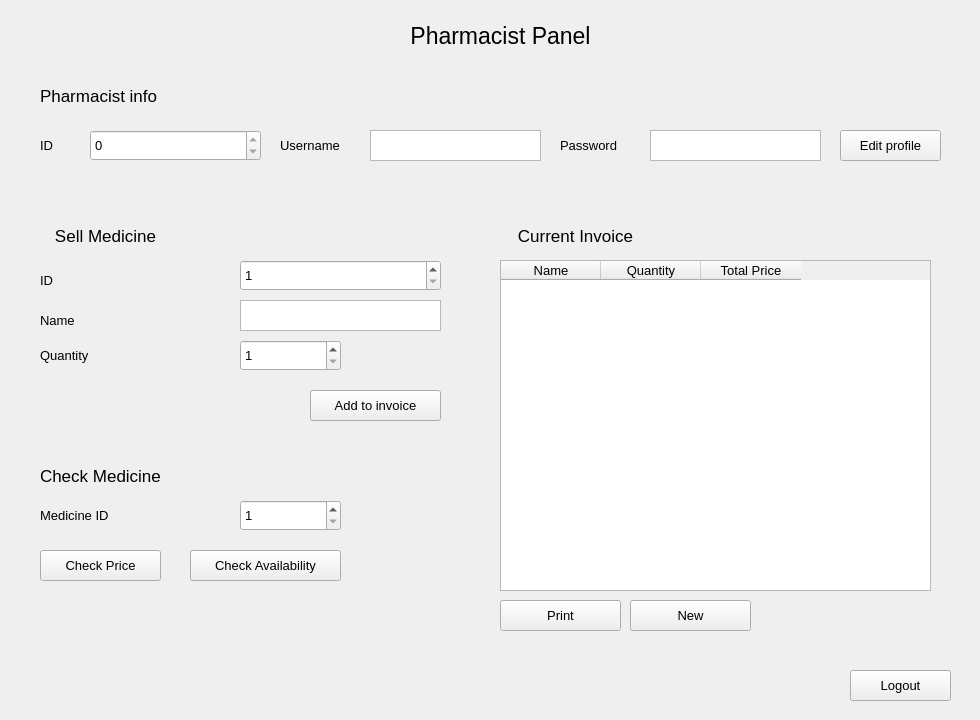
osamamuhammad3623/pharmacy_management_system, file pharmacist_window/pharmacist_window.ui: the form before one commit.
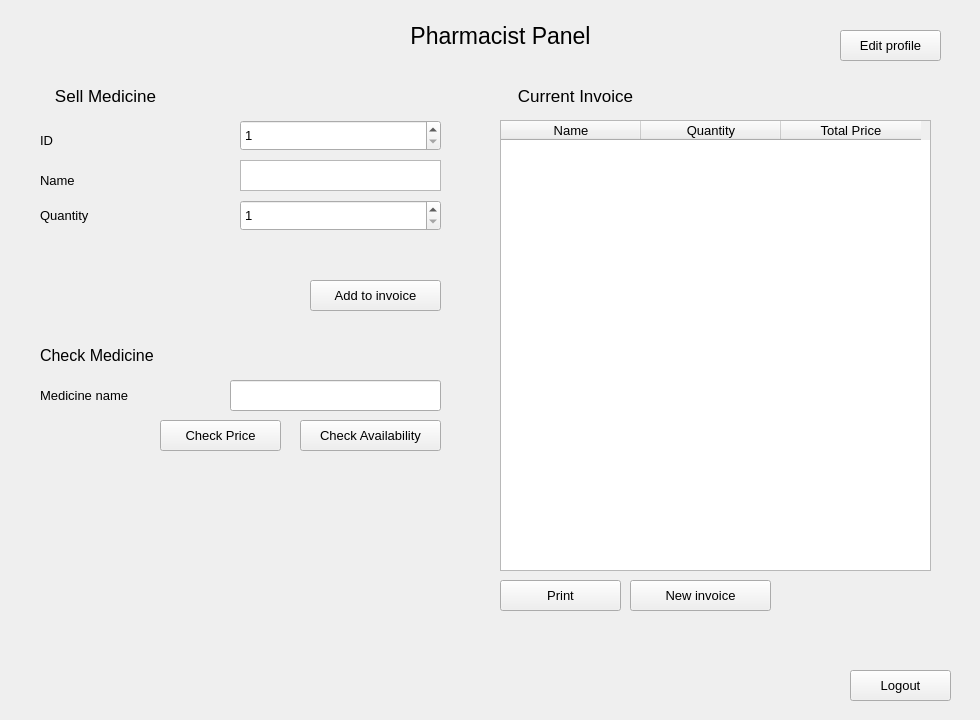
The form after the commit.

The edit to the form file:
```diff
--- a/pharmacist_window/pharmacist_window.ui
+++ b/pharmacist_window/pharmacist_window.ui
@@ -13,27 +13,6 @@
   <property name="windowTitle">
    <string>Form</string>
   </property>
-  <widget class="QSpinBox" name="md_id_check">
-   <property name="geometry">
-    <rect>
-     <x>240</x>
-     <y>500</y>
-     <width>101</width>
-     <height>31</height>
-    </rect>
-   </property>
-   <property name="font">
-    <font>
-     <pointsize>10</pointsize>
-    </font>
-   </property>
-   <property name="minimum">
-    <number>1</number>
-   </property>
-   <property name="maximum">
-    <number>200</number>
-   </property>
-  </widget>
   <widget class="QPushButton" name="logout">
    <property name="geometry">
     <rect>
@@ -56,8 +35,8 @@
    <property name="geometry">
     <rect>
      <x>630</x>
-     <y>600</y>
-     <width>121</width>
+     <y>580</y>
+     <width>141</width>
      <height>31</height>
     </rect>
    </property>
@@ -67,16 +46,16 @@
     </font>
    </property>
    <property name="text">
-    <string>New</string>
+    <string>New invoice</string>
    </property>
   </widget>
   <widget class="QTableWidget" name="total_table">
    <property name="geometry">
     <rect>
      <x>500</x>
-     <y>260</y>
+     <y>120</y>
      <width>431</width>
-     <height>331</height>
+     <height>451</height>
     </rect>
    </property>
    <property name="font">
@@ -84,6 +63,12 @@
      <pointsize>10</pointsize>
     </font>
    </property>
+   <attribute name="horizontalHeaderMinimumSectionSize">
+    <number>60</number>
+   </attribute>
+   <attribute name="horizontalHeaderDefaultSectionSize">
+    <number>140</number>
+   </attribute>
    <column>
     <property name="text">
      <string>Name</string>
@@ -103,8 +88,8 @@
   <widget class="QPushButton" name="check_price">
    <property name="geometry">
     <rect>
-     <x>40</x>
-     <y>550</y>
+     <x>160</x>
+     <y>420</y>
      <width>121</width>
      <height>31</height>
     </rect>
@@ -122,7 +107,7 @@
    <property name="geometry">
     <rect>
      <x>500</x>
-     <y>600</y>
+     <y>580</y>
      <width>121</width>
      <height>31</height>
     </rect>
@@ -136,47 +121,11 @@
     <string>Print</string>
    </property>
   </widget>
-  <widget class="QLabel" name="label">
-   <property name="geometry">
-    <rect>
-     <x>40</x>
-     <y>460</y>
-     <width>151</width>
-     <height>31</height>
-    </rect>
-   </property>
-   <property name="font">
-    <font>
-     <pointsize>13</pointsize>
-    </font>
-   </property>
-   <property name="text">
-    <string>Check Medicine</string>
-   </property>
-  </widget>
-  <widget class="QLabel" name="label_2">
-   <property name="geometry">
-    <rect>
-     <x>40</x>
-     <y>500</y>
-     <width>91</width>
-     <height>31</height>
-    </rect>
-   </property>
-   <property name="font">
-    <font>
-     <pointsize>10</pointsize>
-    </font>
-   </property>
-   <property name="text">
-    <string>Medicine ID</string>
-   </property>
-  </widget>
   <widget class="QPushButton" name="edit">
    <property name="geometry">
     <rect>
      <x>840</x>
-     <y>130</y>
+     <y>30</y>
      <width>101</width>
      <height>31</height>
     </rect>
@@ -190,167 +139,11 @@
     <string>Edit profile</string>
    </property>
   </widget>
-  <widget class="QLabel" name="label_4">
-   <property name="geometry">
-    <rect>
-     <x>40</x>
-     <y>80</y>
-     <width>151</width>
-     <height>31</height>
-    </rect>
-   </property>
-   <property name="font">
-    <font>
-     <pointsize>13</pointsize>
-    </font>
-   </property>
-   <property name="text">
-    <string>Pharmacist info</string>
-   </property>
-  </widget>
-  <widget class="QLabel" name="label_5">
-   <property name="geometry">
-    <rect>
-     <x>560</x>
-     <y>130</y>
-     <width>91</width>
-     <height>31</height>
-    </rect>
-   </property>
-   <property name="font">
-    <font>
-     <pointsize>10</pointsize>
-    </font>
-   </property>
-   <property name="text">
-    <string>Password</string>
-   </property>
-  </widget>
-  <widget class="QTextEdit" name="emp_username">
-   <property name="enabled">
-    <bool>true</bool>
-   </property>
-   <property name="geometry">
-    <rect>
-     <x>370</x>
-     <y>130</y>
-     <width>171</width>
-     <height>31</height>
-    </rect>
-   </property>
-   <property name="font">
-    <font>
-     <pointsize>10</pointsize>
-    </font>
-   </property>
-  </widget>
-  <widget class="QLabel" name="label_9">
-   <property name="geometry">
-    <rect>
-     <x>40</x>
-     <y>130</y>
-     <width>31</width>
-     <height>31</height>
-    </rect>
-   </property>
-   <property name="font">
-    <font>
-     <pointsize>10</pointsize>
-    </font>
-   </property>
-   <property name="text">
-    <string>ID</string>
-   </property>
-  </widget>
-  <widget class="QTextEdit" name="emp_password">
-   <property name="enabled">
-    <bool>true</bool>
-   </property>
-   <property name="geometry">
-    <rect>
-     <x>650</x>
-     <y>130</y>
-     <width>171</width>
-     <height>31</height>
-    </rect>
-   </property>
-   <property name="font">
-    <font>
-     <pointsize>10</pointsize>
-    </font>
-   </property>
-  </widget>
-  <widget class="QSpinBox" name="emp_id">
-   <property name="enabled">
-    <bool>true</bool>
-   </property>
-   <property name="geometry">
-    <rect>
-     <x>90</x>
-     <y>130</y>
-     <width>171</width>
-     <height>31</height>
-    </rect>
-   </property>
-   <property name="font">
-    <font>
-     <pointsize>10</pointsize>
-    </font>
-   </property>
-   <property name="readOnly">
-    <bool>true</bool>
-   </property>
-   <property name="minimum">
-    <number>0</number>
-   </property>
-   <property name="maximum">
-    <number>5000</number>
-   </property>
-   <property name="value">
-    <number>0</number>
-   </property>
-  </widget>
-  <widget class="QLabel" name="label_10">
-   <property name="geometry">
-    <rect>
-     <x>280</x>
-     <y>130</y>
-     <width>101</width>
-     <height>31</height>
-    </rect>
-   </property>
-   <property name="font">
-    <font>
-     <pointsize>10</pointsize>
-    </font>
-   </property>
-   <property name="text">
-    <string>Username</string>
-   </property>
-  </widget>
-  <widget class="QPushButton" name="check_availability">
-   <property name="geometry">
-    <rect>
-     <x>190</x>
-     <y>550</y>
-     <width>151</width>
-     <height>31</height>
-    </rect>
-   </property>
-   <property name="font">
-    <font>
-     <pointsize>10</pointsize>
-    </font>
-   </property>
-   <property name="text">
-    <string>Check Availability</string>
-   </property>
-  </widget>
   <widget class="QPushButton" name="add_medicine">
    <property name="geometry">
     <rect>
      <x>310</x>
-     <y>390</y>
+     <y>280</y>
      <width>131</width>
      <height>31</height>
     </rect>
@@ -368,8 +161,8 @@
    <property name="geometry">
     <rect>
      <x>240</x>
-     <y>340</y>
-     <width>101</width>
+     <y>200</y>
+     <width>201</width>
      <height>31</height>
     </rect>
    </property>
@@ -389,7 +182,7 @@
    <property name="geometry">
     <rect>
      <x>30</x>
-     <y>210</y>
+     <y>70</y>
      <width>151</width>
      <height>51</height>
     </rect>
@@ -410,7 +203,7 @@
    <property name="geometry">
     <rect>
      <x>40</x>
-     <y>260</y>
+     <y>120</y>
      <width>101</width>
      <height>41</height>
     </rect>
@@ -428,7 +221,7 @@
    <property name="geometry">
     <rect>
      <x>240</x>
-     <y>260</y>
+     <y>120</y>
      <width>201</width>
      <height>31</height>
     </rect>
@@ -449,7 +242,7 @@
    <property name="geometry">
     <rect>
      <x>240</x>
-     <y>300</y>
+     <y>160</y>
      <width>201</width>
      <height>31</height>
     </rect>
@@ -464,7 +257,7 @@
    <property name="geometry">
     <rect>
      <x>40</x>
-     <y>330</y>
+     <y>190</y>
      <width>101</width>
      <height>51</height>
     </rect>
@@ -482,7 +275,7 @@
    <property name="geometry">
     <rect>
      <x>40</x>
-     <y>300</y>
+     <y>160</y>
      <width>101</width>
      <height>41</height>
     </rect>
@@ -500,7 +293,7 @@
    <property name="geometry">
     <rect>
      <x>500</x>
-     <y>210</y>
+     <y>70</y>
      <width>151</width>
      <height>51</height>
     </rect>
@@ -538,6 +331,70 @@
     <set>Qt::AlignCenter</set>
    </property>
   </widget>
+  <widget class="QLabel" name="label_12">
+   <property name="geometry">
+    <rect>
+     <x>40</x>
+     <y>340</y>
+     <width>151</width>
+     <height>31</height>
+    </rect>
+   </property>
+   <property name="font">
+    <font>
+     <pointsize>12</pointsize>
+    </font>
+   </property>
+   <property name="text">
+    <string>Check Medicine</string>
+   </property>
+  </widget>
+  <widget class="QLabel" name="label_11">
+   <property name="geometry">
+    <rect>
+     <x>40</x>
+     <y>380</y>
+     <width>111</width>
+     <height>31</height>
+    </rect>
+   </property>
+   <property name="font">
+    <font>
+     <pointsize>10</pointsize>
+    </font>
+   </property>
+   <property name="text">
+    <string>Medicine name</string>
+   </property>
+  </widget>
+  <widget class="QLineEdit" name="med_check_name">
+   <property name="geometry">
+    <rect>
+     <x>230</x>
+     <y>380</y>
+     <width>211</width>
+     <height>31</height>
+    </rect>
+   </property>
+  </widget>
+  <widget class="QPushButton" name="check_availability">
+   <property name="geometry">
+    <rect>
+     <x>300</x>
+     <y>420</y>
+     <width>141</width>
+     <height>31</height>
+    </rect>
+   </property>
+   <property name="font">
+    <font>
+     <pointsize>10</pointsize>
+    </font>
+   </property>
+   <property name="text">
+    <string>Check Availability</string>
+   </property>
+  </widget>
  </widget>
  <resources/>
  <connections/>
```
